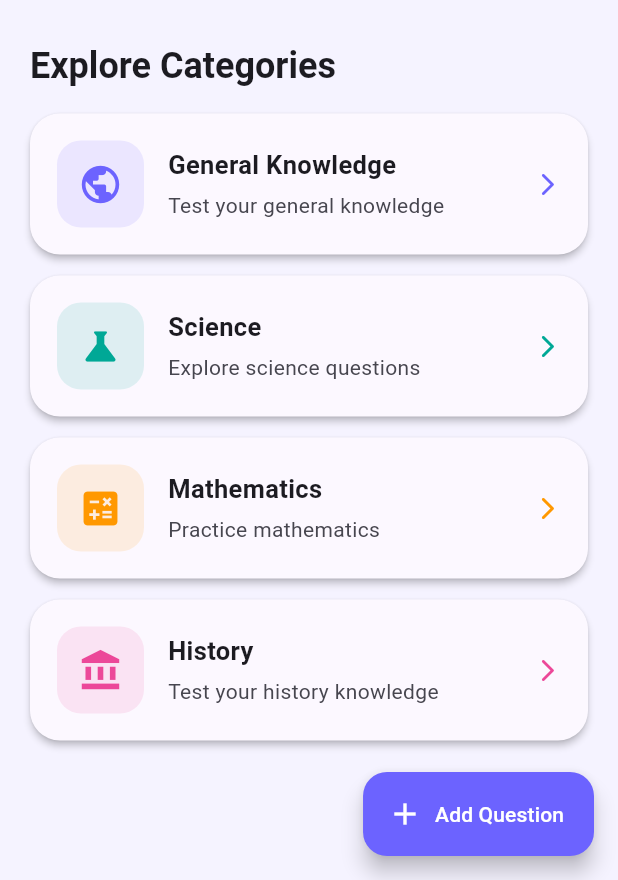
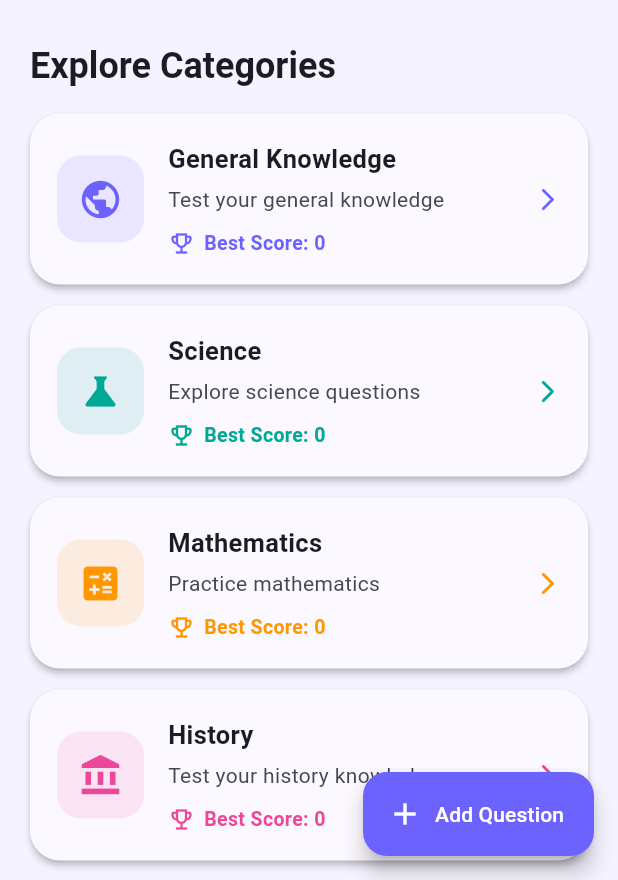
Before and after one commit to 248x1a42d6/flutter-quiz-app, a Flutter app: the screen it shows after launch, on a phone screen of 412 x 824 dp, the part 356-1236 px from its top. Run offline on Flutter 3.47's test engine with Material 3 defaults, Android fonts, the phone set to English and light mode, and no system bars; our stand-ins replace shared_preferences.

Commit message:
Add persistent best score display to category cards

```diff
--- a/lib/screens/category_screen.dart
+++ b/lib/screens/category_screen.dart
@@ -51,7 +51,7 @@ class CategoryScreen extends StatelessWidget {
         ],
       ),
 
-      // Home Screen states are independent of Quiz API states.
+      // Loading, error, empty and populated states.
       body: provider.isLoading
           ? const Center(
         child: CircularProgressIndicator(),
@@ -166,7 +166,8 @@ class CategoryScreen extends StatelessWidget {
             borderRadius: BorderRadius.circular(24),
           ),
           child: Column(
-            crossAxisAlignment: CrossAxisAlignment.start,
+            crossAxisAlignment:
+            CrossAxisAlignment.start,
             children: [
               Icon(
                 Icons.auto_awesome,
@@ -215,6 +216,10 @@ class CategoryScreen extends StatelessWidget {
           index % categoryIcons.length];
 
           final color = AppTheme.categoryColor(index);
+
+          // Retrieve the saved best score for this category.
+          final bestScore =
+          provider.bestScore(category.id);
 
           return Container(
             margin: const EdgeInsets.only(bottom: 14),
@@ -276,13 +281,41 @@ class CategoryScreen extends StatelessWidget {
                                 fontWeight: FontWeight.bold,
                               ),
                             ),
+
                             const SizedBox(height: 5),
+
                             Text(
                               category.description,
                               style: TextStyle(
                                 color:
                                 colors.onSurfaceVariant,
                               ),
+                            ),
+
+                            const SizedBox(height: 10),
+
+                            // GP requirement:
+                            // Display the saved best score.
+                            Row(
+                              children: [
+                                Icon(
+                                  Icons.emoji_events_outlined,
+                                  size: 18,
+                                  color: color,
+                                ),
+                                const SizedBox(width: 6),
+                                Flexible(
+                                  child: Text(
+                                    'Best Score: $bestScore',
+                                    style: TextStyle(
+                                      color: color,
+                                      fontSize: 13,
+                                      fontWeight:
+                                      FontWeight.w600,
+                                    ),
+                                  ),
+                                ),
+                              ],
                             ),
                           ],
                         ),
```
